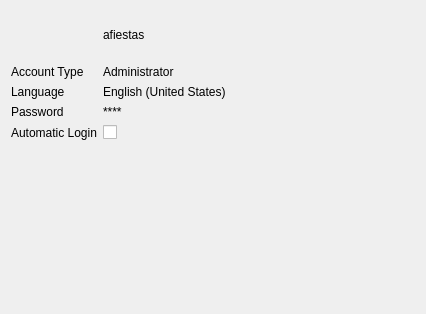
KDE/user-manager, file src/account.ui: the form before one commit.
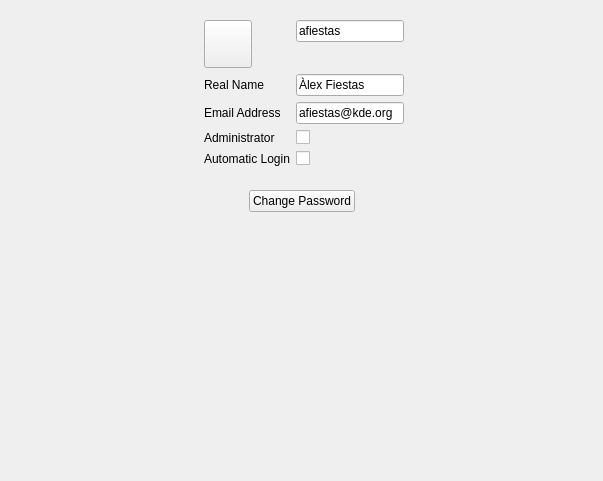
The form after the commit.

Commit message:
Account Widget looking little bit better
Will stick with this design for now

What changed in the file:
```diff
--- a/src/account.ui
+++ b/src/account.ui
@@ -6,82 +6,122 @@
    <rect>
     <x>0</x>
     <y>0</y>
-    <width>426</width>
-    <height>314</height>
+    <width>603</width>
+    <height>481</height>
    </rect>
   </property>
   <property name="windowTitle">
    <string>Form</string>
   </property>
-  <layout class="QFormLayout" name="formLayout_2">
+  <layout class="QVBoxLayout" name="verticalLayout">
+   <item>
+    <widget class="QWidget" name="widget_2" native="true">
+     <layout class="QFormLayout" name="formLayout">
    <property name="fieldGrowthPolicy">
     <enum>QFormLayout::ExpandingFieldsGrow</enum>
    </property>
-   <item row="0" column="0">
-    <widget class="QLabel" name="label">
-     <property name="sizePolicy">
-      <sizepolicy hsizetype="Fixed" vsizetype="Fixed">
-       <horstretch>0</horstretch>
-       <verstretch>0</verstretch>
-      </sizepolicy>
-     </property>
-     <property name="minimumSize">
-      <size>
-       <width>48</width>
-       <height>48</height>
-      </size>
-     </property>
-     <property name="text">
-      <string/>
-     </property>
-    </widget>
-   </item>
+      <property name="formAlignment">
+       <set>Qt::AlignHCenter|Qt::AlignTop</set>
+      </property>
    <item row="0" column="1">
-    <widget class="QLabel" name="label_2">
+       <widget class="QLineEdit" name="lineEdit">
+        <property name="sizePolicy">
+         <sizepolicy hsizetype="Fixed" vsizetype="Fixed">
+          <horstretch>0</horstretch>
+          <verstretch>0</verstretch>
+         </sizepolicy>
+        </property>
      <property name="text">
       <string>afiestas</string>
      </property>
     </widget>
    </item>
-   <item row="1" column="0">
-    <widget class="QLabel" name="label_3">
+      <item row="0" column="0">
+       <widget class="QPushButton" name="pushButton">
+        <property name="sizePolicy">
+         <sizepolicy hsizetype="Fixed" vsizetype="Fixed">
+          <horstretch>0</horstretch>
+          <verstretch>0</verstretch>
+         </sizepolicy>
+        </property>
+        <property name="minimumSize">
+         <size>
+          <width>48</width>
+          <height>48</height>
+         </size>
+        </property>
+        <property name="maximumSize">
+         <size>
+          <width>48</width>
+          <height>48</height>
+         </size>
+        </property>
      <property name="text">
-      <string>Account Type</string>
+         <string/>
      </property>
     </widget>
    </item>
    <item row="1" column="1">
-    <widget class="QLabel" name="label_4">
-     <property name="text">
-      <string>Administrator</string>
-     </property>
-    </widget>
-   </item>
-   <item row="2" column="0">
-    <widget class="QLabel" name="label_5">
+       <widget class="QLineEdit" name="lineEdit_2">
+        <property name="sizePolicy">
+         <sizepolicy hsizetype="Fixed" vsizetype="Fixed">
+          <horstretch>0</horstretch>
+          <verstretch>0</verstretch>
+         </sizepolicy>
+        </property>
      <property name="text">
-      <string>Language</string>
-     </property>
-    </widget>
-   </item>
-   <item row="2" column="1">
-    <widget class="QLabel" name="label_6">
-     <property name="text">
-      <string>English (United States)</string>
+         <string>Àlex Fiestas</string>
+        </property>
+        <property name="echoMode">
+         <enum>QLineEdit::Normal</enum>
      </property>
     </widget>
    </item>
-   <item row="3" column="0">
+      <item row="1" column="0">
     <widget class="QLabel" name="label_7">
      <property name="text">
-      <string>Password</string>
+         <string>Real Name</string>
+        </property>
+       </widget>
+      </item>
+      <item row="2" column="1">
+       <widget class="QLineEdit" name="lineEdit_3">
+        <property name="sizePolicy">
+         <sizepolicy hsizetype="Fixed" vsizetype="Fixed">
+          <horstretch>0</horstretch>
+          <verstretch>0</verstretch>
+         </sizepolicy>
+        </property>
+        <property name="text">
+         <string>afiestas@kde.org</string>
+        </property>
+       </widget>
+      </item>
+      <item row="2" column="0">
+       <widget class="QLabel" name="label">
+        <property name="text">
+         <string>Email Address</string>
      </property>
     </widget>
    </item>
    <item row="3" column="1">
-    <widget class="QLabel" name="label_8">
+       <widget class="QCheckBox" name="checkBox_2">
      <property name="text">
-      <string>****</string>
+         <string/>
+        </property>
+       </widget>
+      </item>
+      <item row="3" column="0">
+       <widget class="QLabel" name="label_2">
+        <property name="text">
+         <string>Administrator</string>
+        </property>
+       </widget>
+      </item>
+      <item row="4" column="1">
+       <widget class="QCheckBox" name="checkBox">
+        <property name="text">
+         <string/>
      </property>
     </widget>
    </item>
@@ -92,14 +132,67 @@
      </property>
     </widget>
    </item>
-   <item row="4" column="1">
-    <widget class="QCheckBox" name="checkBox">
+     </layout>
+    </widget>
+   </item>
+   <item>
+    <widget class="QWidget" name="widget" native="true">
+     <layout class="QHBoxLayout" name="horizontalLayout_2">
+      <item>
+       <spacer name="horizontalSpacer">
+        <property name="orientation">
+         <enum>Qt::Horizontal</enum>
+        </property>
+        <property name="sizeHint" stdset="0">
+         <size>
+          <width>40</width>
+          <height>20</height>
+         </size>
+        </property>
+       </spacer>
+      </item>
+      <item>
+       <widget class="QPushButton" name="pushButton_2">
      <property name="text">
-      <string/>
+         <string>Change Password</string>
      </property>
     </widget>
    </item>
-  </layout>
+      <item>
+       <spacer name="horizontalSpacer_2">
+        <property name="orientation">
+         <enum>Qt::Horizontal</enum>
+        </property>
+        <property name="sizeHint" stdset="0">
+         <size>
+          <width>40</width>
+          <height>20</height>
+         </size>
+        </property>
+       </spacer>
+      </item>
+     </layout>
+    </widget>
+   </item>
+   <item>
+    <spacer name="verticalSpacer">
+     <property name="orientation">
+      <enum>Qt::Vertical</enum>
+     </property>
+     <property name="sizeHint" stdset="0">
+      <size>
+       <width>20</width>
+       <height>40</height>
+      </size>
+     </property>
+    </spacer>
+   </item>
+  </layout>
+  <zorder>widget_2</zorder>
+  <zorder>lineEdit</zorder>
+  <zorder>widget</zorder>
+  <zorder>widget</zorder>
+  <zorder>verticalSpacer</zorder>
  </widget>
  <resources/>
  <connections/>
```
Lines whose indentation alone changed are shown as unchanged.
